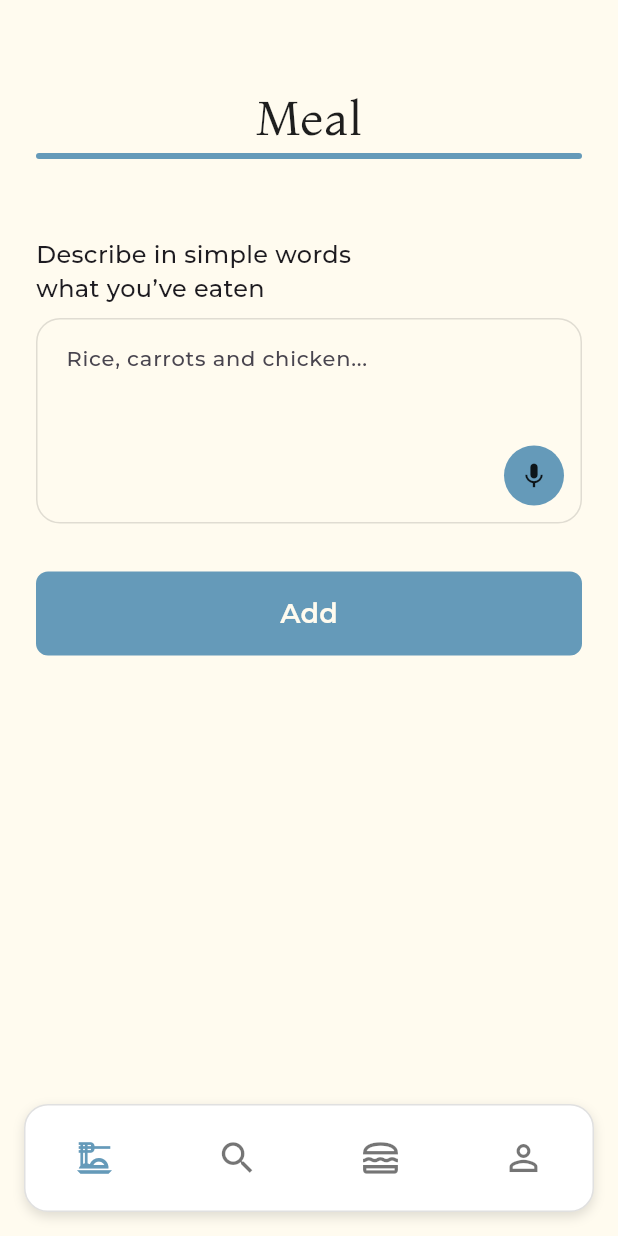
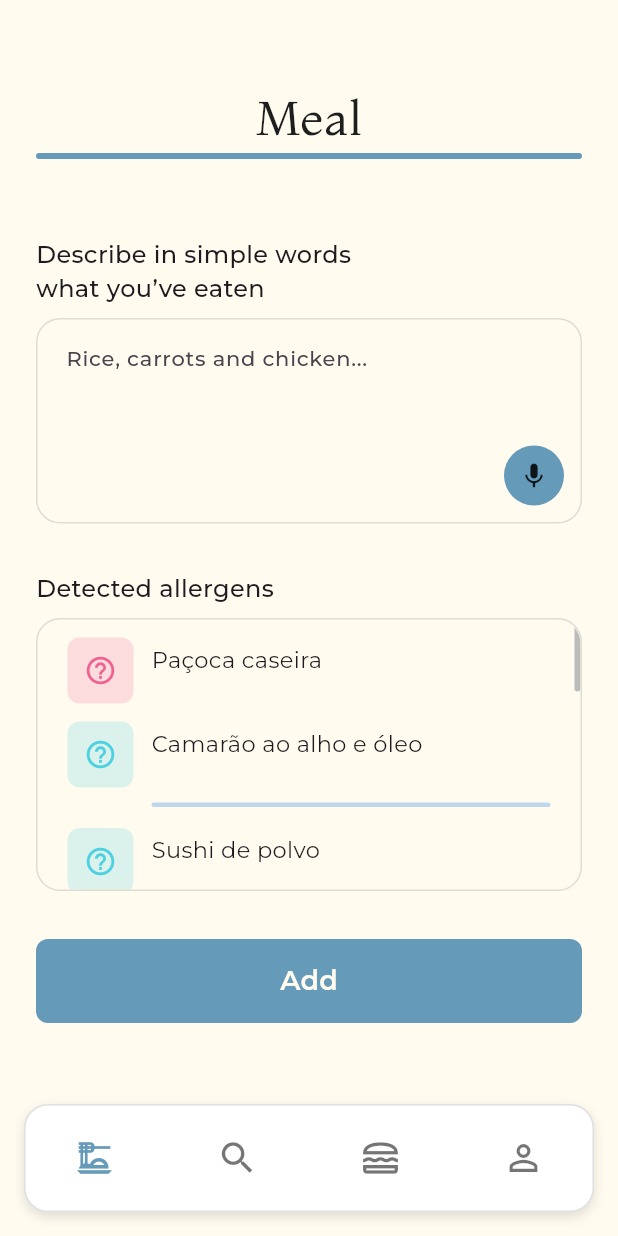
Before and after one commit to ericksgmes/carte_app, a Flutter app: the WidgetTree screen opened directly, on a phone screen of 412 x 824 dp. Run offline on Flutter 3.47's test engine with Material 3 defaults, Android fonts, the phone set to English and light mode, and no system bars; our stand-ins replace speech_to_text; project files that could hold a hidden picture were left out.

Commit message:
feat: implement allergen and food classes, API integration, and allergen display widgets

```diff
--- /dev/null
+++ b/lib/data/classes/allergen.dart
@@ -0,0 +1,60 @@
+import 'package:flutter/material.dart';
+
+class Allergen {
+  final String id;
+  final String description;
+  final String iconName;
+  final Color color;
+
+  const Allergen({
+    required this.id,
+    required this.description,
+    required this.iconName,
+    required this.color,
+  });
+
+  factory Allergen.fromJson(Map<String, dynamic> json) {
+    if (!json.containsKey('id') || !json.containsKey('description')) {
+      throw const FormatException('Campos obrigatórios ausentes em Allergen');
+    }
+
+    final colorHash = json['colorHash'] as String? ?? '#000000';
+    final colorValue = int.parse(
+      colorHash.replaceFirst('#', '0xff'),
+    );
+
+    return Allergen(
+      id: json['id'] as String,
+      description: json['description'] as String,
+      iconName: json['iconName'] as String? ?? 'help_outline',
+      color: Color(colorValue),
+    );
+  }
+
+  Map<String, dynamic> toJson() => {
+        'id': id,
+        'description': description,
+        'iconName': iconName,
+        'colorHash': '#${color.value.toRadixString(16).substring(2).toUpperCase()}',
+      };
+
+  Allergen copyWith({
+    String? id,
+    String? description,
+    String? iconName,
+    Color? color,
+  }) {
+    return Allergen(
+      id: id ?? this.id,
+      description: description ?? this.description,
+      iconName: iconName ?? this.iconName,
+      color: color ?? this.color,
+    );
+  }
+
+  @override
+  bool operator ==(Object other) => other is Allergen && other.id == id;
+
+  @override
+  int get hashCode => id.hashCode;
+}
--- /dev/null
+++ b/lib/data/classes/allergen_api.dart
@@ -0,0 +1,25 @@
+import 'dart:convert';
+import 'package:carte_app/data/classes/allergen.dart';
+import 'package:http/http.dart' as http;
+
+class AllergensApi {
+  final String baseUrl;
+  AllergensApi({required this.baseUrl});
+
+  Future<List<Allergen>> fetchAllergens() async {
+    final res = await http.get(Uri.parse('$baseUrl/allergens'));
+    if (res.statusCode != 200) {
+      throw Exception('Failed to load allergens: ${res.statusCode}');
+    }
+
+    final body = jsonDecode(res.body);
+
+    if (body is List && body.first is Map) {
+      return body
+          .map<Allergen>((e) => Allergen.fromJson(e as Map<String, dynamic>))
+          .toList();
+    }
+
+    throw Exception('Unexpected allergens payload: ${res.body}');
+  }
+}
--- a/lib/data/classes/allergens.dart
+++ /dev/null
@@ -1,26 +0,0 @@
-import 'dart:convert';
-import 'package:http/http.dart' as http;
-
-class Allergens {
-  final String baseUrl;
-
-  Allergens({required this.baseUrl});
-
-  Future<List<String>> fetchAllergens() async {
-    final response = await http.get(Uri.parse('$baseUrl/allergens'));
-
-    if (response.statusCode == 200) {
-      final data = jsonDecode(response.body);
-
-      // Exemplo esperando algo tipo: ["gluten","dairy","soy"]
-      if (data is List) {
-        return data.map((e) => e.toString()).toList();
-      }
-
-      // Exemplo se vier: [{ "name": "gluten" }, ...]
-      // return (data as List).map((e) => e['name'] as String).toList();
-    }
-
-    throw Exception('Failed to load allergens: ${response.statusCode}');
-  }
-}
--- /dev/null
+++ b/lib/data/classes/food.dart
@@ -0,0 +1,50 @@
+import 'allergen.dart';
+
+class Food {
+  final String description;
+  final Allergen allergen;
+
+  const Food({required this.description, required this.allergen});
+
+  factory Food.fromJson(Map<String, dynamic> json) {
+    if (!json.containsKey('description') || !json.containsKey('allergen')) {
+      throw const FormatException('Campos obrigatórios ausentes em Food');
+    }
+
+    final allergenJson = json['allergen'] as Map<String, dynamic>;
+    final allergen = Allergen.fromJson(allergenJson);
+
+    return Food(description: json['description'] as String, allergen: allergen);
+  }
+
+  Map<String, dynamic> toJson() => {
+    'description': description,
+    'allergen': allergen.toJson(),
+  };
+
+  Food copyWith({String? description, Allergen? allergen}) {
+    return Food(
+      description: description ?? this.description,
+      allergen: allergen ?? this.allergen,
+    );
+  }
+
+  @override
+  bool operator ==(Object other) =>
+      other is Food &&
+      other.description == description &&
+      other.allergen == allergen;
+
+  @override
+  int get hashCode => Object.hash(description, allergen);
+}
+
+Map<Allergen, List<Food>> groupFoodsByAllergen(List<Food> foods) {
+  final Map<Allergen, List<Food>> grouped = {};
+
+  for (final food in foods) {
+    grouped.putIfAbsent(food.allergen, () => []).add(food);
+  }
+
+  return grouped;
+}
--- a/lib/views/pages/meal_page.dart
+++ b/lib/views/pages/meal_page.dart
@@ -1,4 +1,7 @@
+import 'package:carte_app/data/classes/allergen.dart';
+import 'package:carte_app/data/classes/food.dart';
 import 'package:carte_app/data/constants.dart';
+import 'package:carte_app/views/widgets/widget_allergen_box.dart';
 import 'package:carte_app/views/widgets/widget_multiline_text_input.dart';
 import 'package:carte_app/views/widgets/widget_page_title.dart';
 import 'package:flutter/material.dart';
@@ -90,6 +93,15 @@ class _MealPageState extends State<MealPage> {
             onMicPressed: () => _toggleListen(),
           ),
           const SizedBox(height: 32),
+
+          WidgetAllergensBox(
+            foods: mockFoods,
+            order: mockAllergens, // opcional pra manter a ordem do mock
+            label: "Detected allergens",
+            height: 180, // ajuste fino do tamanho
+          ),
+          const SizedBox(height: 32),
+
           SizedBox(
             width: double.infinity,
             height: 56,
@@ -121,3 +133,183 @@ class _MealPageState extends State<MealPage> {
     );
   }
 }
+
+final List<Allergen> mockAllergens = [
+  Allergen(
+    id: 'gluten',
+    description: 'Glúten',
+    iconName: 'restaurant',
+    color: const Color(0xFFE57373), // vermelho claro
+  ),
+  Allergen(
+    id: 'milk',
+    description: 'Leite / Lactose',
+    iconName: 'local_cafe',
+    color: const Color(0xFF64B5F6), // azul claro
+  ),
+  Allergen(
+    id: 'egg',
+    description: 'Ovo',
+    iconName: 'egg',
+    color: const Color(0xFFFFD54F), // amarelo
+  ),
+  Allergen(
+    id: 'peanut',
+    description: 'Amendoim',
+    iconName: 'no_food',
+    color: const Color(0xFFF06292), // rosa
+  ),
+  Allergen(
+    id: 'seafood',
+    description: 'Frutos do mar',
+    iconName: 'set_meal',
+    color: const Color(0xFF4DD0E1), // ciano
+  ),
+  Allergen(
+    id: 'soy',
+    description: 'Soja',
+    iconName: 'spa',
+    color: const Color(0xFFA5D6A7), // verde claro
+  ),
+  Allergen(
+    id: 'nuts',
+    description: 'Oleaginosas (castanhas, nozes)',
+    iconName: 'eco',
+    color: const Color(0xFFBA68C8), // lilás
+  ),
+  Allergen(
+    id: 'fish',
+    description: 'Peixe',
+    iconName: 'fish',
+    color: const Color(0xFF81D4FA), // azul piscina
+  ),
+  Allergen(
+    id: 'wheat',
+    description: 'Trigo',
+    iconName: 'grass',
+    color: const Color(0xFFFFB74D), // laranja
+  ),
+  Allergen(
+    id: 'sesame',
+    description: 'Gergelim',
+    iconName: 'grain',
+    color: const Color(0xFFDCE775), // verde amarelado
+  ),
+];
+
+final List<Food> mockFoods = [
+  // GLÚTEN
+  Food(
+    description: 'Pão francês com manteiga',
+    allergen: mockAllergens.firstWhere((a) => a.id == 'gluten'),
+  ),
+  Food(
+    description: 'Macarrão à bolonhesa',
+    allergen: mockAllergens.firstWhere((a) => a.id == 'gluten'),
+  ),
+
+  // LEITE / LACTOSE
+  Food(
+    description: 'Café com leite integral',
+    allergen: mockAllergens.firstWhere((a) => a.id == 'milk'),
+  ),
+  Food(
+    description: 'Queijo minas frescal',
+    allergen: mockAllergens.firstWhere((a) => a.id == 'milk'),
+  ),
+
+  // OVO
+  Food(
+    description: 'Omelete com tomate e cebola',
+    allergen: mockAllergens.firstWhere((a) => a.id == 'egg'),
+  ),
+  Food(
+    description: 'Bolo de cenoura com cobertura de chocolate',
+    allergen: mockAllergens.firstWhere((a) => a.id == 'egg'),
+  ),
+
+  // AMENDOIM
+  Food(
+    description: 'Paçoca caseira',
+    allergen: mockAllergens.firstWhere((a) => a.id == 'peanut'),
+  ),
+
+  // FRUTOS DO MAR
+  Food(
+    description: 'Camarão ao alho e óleo',
+    allergen: mockAllergens.firstWhere((a) => a.id == 'seafood'),
+  ),
+  Food(
+    description: 'Sushi de polvo',
+    allergen: mockAllergens.firstWhere((a) => a.id == 'seafood'),
+  ),
+
+  // SOJA
+  Food(
+    description: 'Molho shoyu tradicional',
+    allergen: mockAllergens.firstWhere((a) => a.id == 'soy'),
+  ),
+
+  // CASTANHAS / NOZES
+  Food(
+    description: 'Mix de castanhas e nozes',
+    allergen: mockAllergens.firstWhere((a) => a.id == 'nuts'),
+  ),
+
+  // PEIXE
+  Food(
+    description: 'Filé de salmão grelhado',
+    allergen: mockAllergens.firstWhere((a) => a.id == 'fish'),
+  ),
+
+  // TRIGO
+  Food(
+    description: 'Biscoito de trigo integral',
+    allergen: mockAllergens.firstWhere((a) => a.id == 'wheat'),
+  ),
+
+  // GERGELIM
+  Food(
+    description: 'Pão de hambúrguer com gergelim',
+    allergen: mockAllergens.firstWhere((a) => a.id == 'sesame'),
+  ),
+];
+
+IconData iconForAllergen(String id) {
+  switch (id.toLowerCase()) {
+    case 'gluten':
+    case 'wheat':
+      return Icons.spa_outlined; // grão/trigo
+
+    case 'milk':
+    case 'dairy':
+      return Icons.local_drink_outlined; // copo de leite
+
+    case 'egg':
+      return Icons.egg_outlined; // ovo
+
+    case 'peanut':
+    case 'peanuts':
+      return Icons.grain_outlined; // representa leguminosa
+
+    case 'soy':
+      return Icons.energy_savings_leaf_outlined; // planta de soja
+
+    case 'seafood':
+    case 'shellfish':
+      return Icons.water_damage_outlined; // marisco
+
+    case 'fish':
+      return Icons.set_meal_outlined; // peixe
+
+    case 'nuts':
+    case 'tree nuts':
+      return Icons.eco_outlined; // castanhas / nozes
+
+    case 'sesame':
+      return Icons.grass_outlined; // semente / gergelim
+
+    default:
+      return Icons.circle_outlined; // fallback genérico
+  }
+}
--- /dev/null
+++ b/lib/views/widgets/widget_allergen_box.dart
@@ -0,0 +1,74 @@
+import 'package:carte_app/views/widgets/widget_allergen_group.dart';
+import 'package:flutter/material.dart';
+import 'package:carte_app/data/classes/food.dart';
+import 'package:carte_app/data/classes/allergen.dart';
+import 'package:carte_app/data/constants.dart';
+
+class WidgetAllergensBox extends StatelessWidget {
+  final List<Food> foods;
+  final List<Allergen>? order;
+
+  final String label;
+  final String hintWhenEmpty;
+  final double height;
+
+  const WidgetAllergensBox({
+    super.key,
+    required this.foods,
+    this.order,
+    this.label = "Detected allergens",
+    this.hintWhenEmpty = "No allergens detected for this meal.",
+    this.height = 180, // ajuste aqui o “tamanho etc”
+  });
+
+  @override
+  Widget build(BuildContext context) {
+    final TextStyle labelStyle = TextStyle(
+      fontFamily: KFont.fontFamilyContentMedium,
+      fontSize: 16,
+    );
+
+    return Column(
+      crossAxisAlignment: CrossAxisAlignment.start,
+      children: [
+        Text(label, style: labelStyle),
+        const SizedBox(height: 8),
+
+        // Caixa com altura fixa e scroll interno
+        Container(
+          decoration: BoxDecoration(
+            color: KColors.baseBg,
+            borderRadius: BorderRadius.circular(16),
+            border: Border.all(color: Colors.black12),
+          ),
+          child: ClipRRect(
+            borderRadius: BorderRadius.circular(16),
+            child: SizedBox(
+              height: height,
+              child: Scrollbar(
+                radius: const Radius.circular(12),
+                thumbVisibility: true,
+                child: SingleChildScrollView(
+                  physics: const BouncingScrollPhysics(),
+                  padding: const EdgeInsets.fromLTRB(8, 12, 8, 12),
+                  child: foods.isEmpty
+                      ? Padding(
+                          padding: const EdgeInsets.all(12),
+                          child: Text(
+                            hintWhenEmpty,
+                            style: const TextStyle(
+                              fontSize: 14,
+                              color: Colors.black54,
+                            ),
+                          ),
+                        )
+                      : WidgetAllergensList(foods: foods),
+                ),
+              ),
+            ),
+          ),
+        ),
+      ],
+    );
+  }
+}
--- a/lib/views/widgets/widget_allergen_controller.dart
+++ b/lib/views/widgets/widget_allergen_controller.dart
@@ -106,17 +106,14 @@ class _WidgetAllergenControllerState extends State<WidgetAllergenController> {
           return ValueListenableBuilder<Set<String>>(
             valueListenable: selectedAllergens,
             builder: (context, selected, __) {
-              // Clona e ordena a lista
               final sorted = List<String>.from(allergens);
               sorted.sort((a, b) {
                 final aSelected = selected.contains(a);
                 final bSelected = selected.contains(b);
 
-                // selecionados primeiro
                 if (aSelected && !bSelected) return -1;
                 if (!aSelected && bSelected) return 1;
 
-                // ordem alfabética dentro do grupo
                 return a.compareTo(b);
               });
 
@@ -132,7 +129,7 @@ class _WidgetAllergenControllerState extends State<WidgetAllergenController> {
 
                       return InputChip(
                         avatar: Icon(
-                          _iconForAllergen(a),
+                          iconForAllergen(a),
                           size: 20,
                           color: isSelected ? Colors.black : Colors.grey[700],
                         ),
@@ -190,7 +187,7 @@ class _WidgetAllergenControllerState extends State<WidgetAllergenController> {
   }
 }
 
-IconData _iconForAllergen(String a) {
+IconData iconForAllergen(String a) {
   switch (a) {
     case 'tree nuts':
       return Icons.eco_outlined;
--- /dev/null
+++ b/lib/views/widgets/widget_allergen_group.dart
@@ -0,0 +1,124 @@
+import 'package:flutter/material.dart';
+import 'package:carte_app/data/classes/food.dart';
+import 'package:carte_app/data/classes/allergen.dart';
+
+class WidgetAllergensList extends StatelessWidget {
+  final List<Food> foods;
+  final List<Allergen>? order;
+
+  const WidgetAllergensList({
+    super.key,
+    required this.foods,
+    this.order,
+  });
+
+  IconData _resolveIcon(String name) {
+    const map = {
+      'egg': Icons.egg,
+      'milk': Icons.local_cafe,
+      'gluten': Icons.restaurant,
+      'peanut': Icons.no_food,
+      'fish': Icons.set_meal, // ajuste conforme seu set
+      'help_outline': Icons.help_outline,
+    };
+    return map[name] ?? Icons.help_outline;
+  }
+
+  Map<Allergen, List<Food>> _groupFoodsByAllergen(List<Food> foods) {
+    final Map<Allergen, List<Food>> grouped = {};
+    for (final f in foods) {
+      grouped.putIfAbsent(f.allergen, () => []).add(f);
+    }
+    return grouped;
+  }
+
+  @override
+  Widget build(BuildContext context) {
+    final grouped = _groupFoodsByAllergen(foods);
+
+    // Determina a ordem de renderização dos grupos
+    final allergensInOrder = order ??
+        grouped.keys.toList()
+          ..sort((a, b) => a.description.compareTo(b.description));
+
+    return Column(
+      crossAxisAlignment: CrossAxisAlignment.start,
+      children: [
+        for (final allergen in allergensInOrder)
+          if ((grouped[allergen] ?? const <Food>[]).isNotEmpty)
+            _AllergenGroup(
+              allergen: allergen,
+              items: grouped[allergen]!,
+              resolveIcon: _resolveIcon,
+            ),
+      ],
+    );
+  }
+}
+
+/// Um grupo (ícone + lista de foods + divisórias), como no print.
+class _AllergenGroup extends StatelessWidget {
+  final Allergen allergen;
+  final List<Food> items;
+  final IconData Function(String) resolveIcon;
+
+  const _AllergenGroup({
+    required this.allergen,
+    required this.items,
+    required this.resolveIcon,
+  });
+
+  @override
+  Widget build(BuildContext context) {
+    return Padding(
+      padding: const EdgeInsets.fromLTRB(12, 0, 12, 12),
+      child: Column(
+        children: [
+          for (int i = 0; i < items.length; i++) ...[
+            Row(
+              crossAxisAlignment: CrossAxisAlignment.start,
+              children: [
+                // Ícone do alérgeno
+                Container(
+                  width: 44,
+                  height: 44,
+                  alignment: Alignment.center,
+                  decoration: BoxDecoration(
+                    color: allergen.color.withOpacity(0.2), // caixa suave
+                    borderRadius: BorderRadius.circular(8),
+                  ),
+                  child: Icon(
+                    resolveIcon(allergen.iconName),
+                    size: 22,
+                    color: allergen.color, // ícone na cor do alérgeno
+                  ),
+                ),
+                const SizedBox(width: 12),
+                // Descrição da comida
+                Expanded(
+                  child: Padding(
+                    padding: const EdgeInsets.only(top: 4),
+                    child: Text(
+                      items[i].description,
+                      style: const TextStyle(fontSize: 15),
+                    ),
+                  ),
+                ),
+              ],
+            ),
+            // Linha divisória entre itens (não após o último)
+            if (i != items.length - 1)
+              Container(
+                height: 3,
+                margin: const EdgeInsets.only(left: 56, top: 10, bottom: 14),
+                decoration: BoxDecoration(
+                  color: const Color(0xFFBFD7ED),
+                  borderRadius: BorderRadius.circular(2),
+                ),
+              ),
+          ],
+        ],
+      ),
+    );
+  }
+}
```
